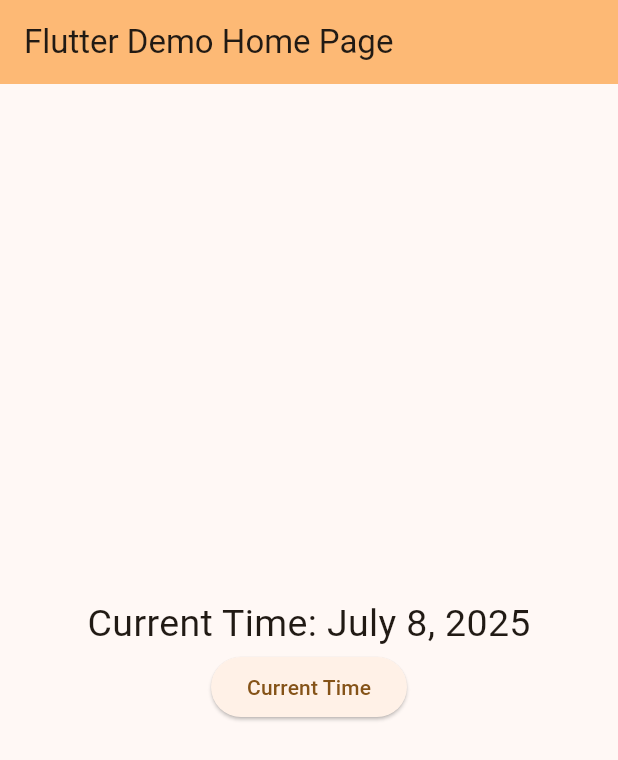
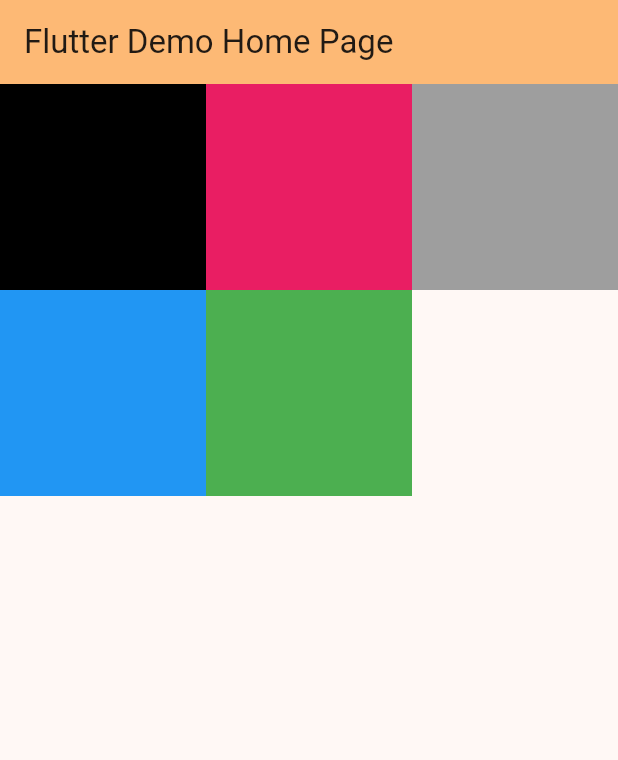
Before and after one commit to Vermasaiyam/my_app, a Flutter app: the screen it shows after launch, on a phone screen of 412 x 824 dp. Shown: the top 760 px of the screen. Run offline on Flutter 3.47's test engine with Material 3 defaults, Android fonts, the phone set to English and light mode, and no system bars.

```diff
--- a/lib/main.dart
+++ b/lib/main.dart
@@ -43,6 +43,13 @@ class _MyHomePageState extends State<MyHomePage> {
   Widget build(BuildContext context) {
 
     var arrNames = ['1', '2', '3', '4', '5'];
+    var arrColors = [
+      Colors.black,
+      Colors.pink,
+      Colors.grey,
+      Colors.blue,
+      Colors.green,
+    ];
     var time = DateTime.now();
 
     return Scaffold(
@@ -51,26 +58,126 @@ class _MyHomePageState extends State<MyHomePage> {
         title: Text(widget.title),
       ),
 
+
+      // gridView in flutter
+      // body: Column(
+      //   children: [
+      //     Container(
+      //       height: 200,
+      //       child: GridView.count(
+      //         crossAxisCount: 5,
+      //         crossAxisSpacing: 11,
+      //         mainAxisSpacing: 11,
+      //         children: [
+      //           Container(color: Colors.amber,),
+      //           Container(color: Colors.pink,),
+      //           Container(color: Colors.red,),
+      //           Container(color: Colors.blue,),
+      //           Container(color: Colors.grey,),
+      //           Container(color: Colors.amber,),
+      //           Container(color: Colors.pinkAccent,),
+      //         ],
+      //       ),
+      //     ),
+      //     Container(height: 100,),
+      //     Container(
+      //       height: 400,
+      //       child: GridView.extent(
+      //         maxCrossAxisExtent: 200,
+      //         crossAxisSpacing: 11,
+      //         mainAxisSpacing: 11,
+      //         children: [
+      //           Container(color: Colors.amber,),
+      //           Container(color: Colors.pink,),
+      //           Container(color: Colors.red,),
+      //           Container(color: Colors.blue,),
+      //           Container(color: Colors.grey,),
+      //           Container(color: Colors.amber,),
+      //           Container(color: Colors.pinkAccent,),
+      //         ],
+      //       ),
+      //     ),
+      //   ],
+      // ),
+
+      body: GridView.builder(itemBuilder: (context, index) {
+        return Container(color: arrColors[index],);
+      },
+        itemCount: arrColors.length,
+        gridDelegate: SliverGridDelegateWithFixedCrossAxisCount(crossAxisCount: 3),
+      ),
+
+
+
+
+
+
+
+
+      // date time picker
+
+      // body: Center(
+      //   child: Column(
+      //     mainAxisAlignment: MainAxisAlignment.center,
+      //     children: [
+      //       Text(
+      //         "Select Date",
+      //         style: TextStyle(fontSize: 25),
+      //       ),
+      //       ElevatedButton(onPressed: () async {
+      //         DateTime? datePicked = await showDatePicker(
+      //           context: context,
+      //           initialDate: DateTime.now(),
+      //           firstDate: DateTime(2020),
+      //           lastDate: DateTime(2025),
+      //         );
+      //
+      //         if (datePicked != null) {
+      //           print("${datePicked}");
+      //         }
+      //       }, child: Text("Show")),
+      //       ElevatedButton(onPressed: () async {
+      //         TimeOfDay? timePicked = await showTimePicker(
+      //           context: context,
+      //           initialTime: TimeOfDay.now(),
+      //           initialEntryMode: TimePickerEntryMode.dial,
+      //         );
+      //
+      //         if (timePicked != null) {
+      //           print("${timePicked}");
+      //         }
+      //       }, child: Text("Select Time")),
+      //     ],
+      //   ),
+      // ),
+
+
+
+
+
+
+
       // dateformat patterns
-      body: Center(
-        child: Container(
-          width: 400,
-          child: Column(
-            mainAxisAlignment: MainAxisAlignment.center,
-            children: [
-              Text("Current Time: ${DateFormat('yMMMMd').format(time)}", style: TextStyle(fontSize: 25),),
-              ElevatedButton(
-                onPressed: (){
-                  setState(() {
 
-                  });
-                },
-                child: Text("Current Time"),
-              )
-            ],
-          ),
-        ),
-      ),
+      // body: Center(
+      //   child: Container(
+      //     width: 400,
+      //     child: Column(
+      //       mainAxisAlignment: MainAxisAlignment.center,
+      //       children: [
+      //         Text("Current Time: ${DateFormat('yMMMMd').format(time)}", style: TextStyle(fontSize: 25),),
+      //         ElevatedButton(
+      //           onPressed: (){
+      //             setState(() {
+      //
+      //             });
+      //           },
+      //           child: Text("Current Time"),
+      //         )
+      //       ],
+      //     ),
+      //   ),
+      // ),
 
 
 
```
